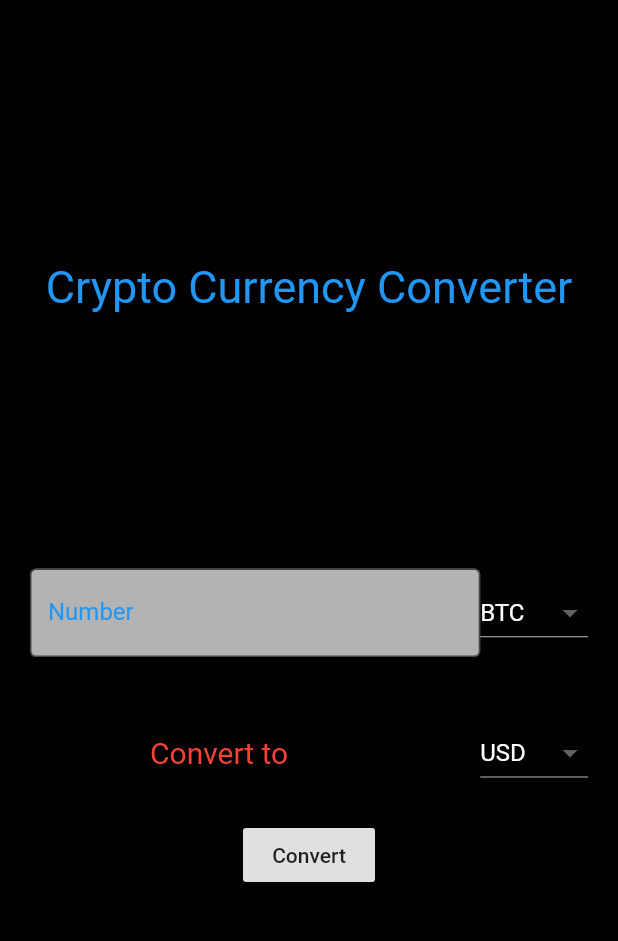
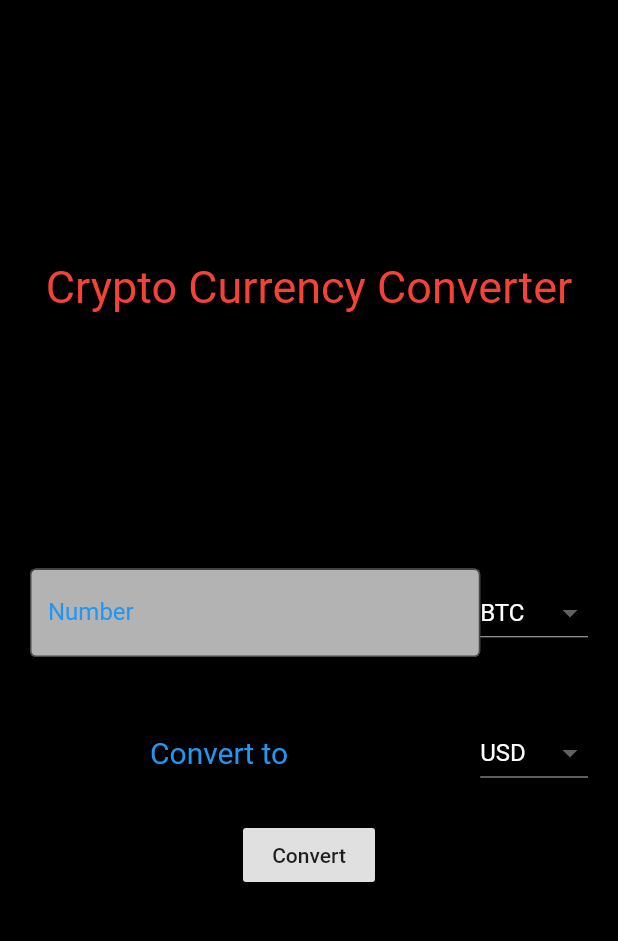
Before and after one commit to Garvit-k/currency_convertor, a Flutter app: the CryptoConveter screen opened directly, on a phone screen of 412 x 824 dp, the part 84-1025 px from its top. Run offline on Flutter 3.47's test engine with Material 2 defaults, Android fonts, the phone set to English and light mode, and no system bars; our stand-ins replace logger, sqflite; accounts and stored records are empty.

Commit message:
CryptoSupport

```diff
--- a/lib/CryptoConveter.dart
+++ b/lib/CryptoConveter.dart
@@ -29,7 +29,7 @@ class CryptoConveterState extends State<CryptoConveter> {
             body: Column(
               mainAxisAlignment: MainAxisAlignment.center,
               children: <Widget>[
-                Text("Crypto Currency Converter",style: TextStyle(color: Colors.blue,fontSize: 30),),
+                Text("Crypto Currency Converter",style: TextStyle(color: Colors.red,fontSize: 30),),
                 SizedBox(height: 150,),
                 Container(
                   child:
@@ -66,7 +66,7 @@ class CryptoConveterState extends State<CryptoConveter> {
                       SizedBox(width: 80,),
                       Expanded(
                         child:
-                        Text(convertedResult,style: TextStyle(color: Colors.red,fontSize: 20),),
+                        Text(convertedResult,style: TextStyle(color: Colors.blue,fontSize: 20),),
                       ),
                       targetCurrencyList(),
                     ],
--- a/lib/CryptoUtil.dart
+++ b/lib/CryptoUtil.dart
@@ -5,7 +5,7 @@ import 'dart:async';
 class CryptoUtil {
 
   String APIENDPOINT = "https://min-api.cryptocompare.com/data/price";
-  String APIKEY = "eae6f5433e8ffbf50dc0a623f53e053e99aba9509d0264ccf1bfe92ae2890214";
+  String APIKEY = "{YOUR_APIKEY}";
 
   Future<dynamic> fetchRate(base,target) async{
     //Rates r = new Rates(base: "USD",rates: {"INR":21.123},date: "2");
```
